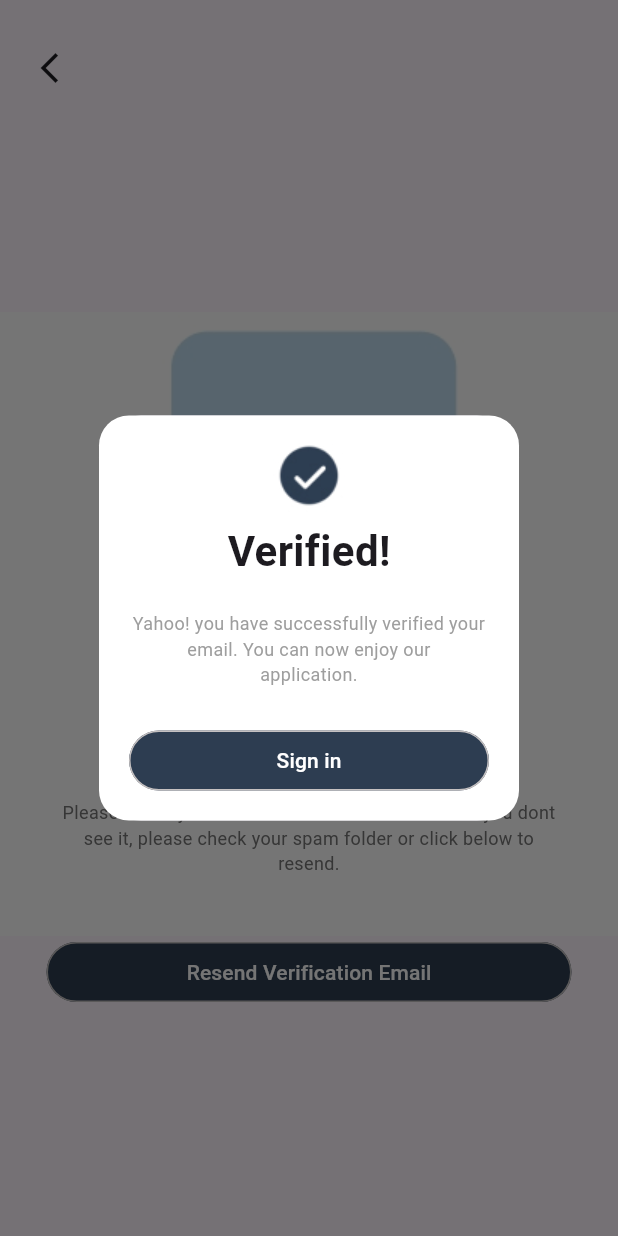
After one commit to abderrahmaneknc/2cpProjectFront, a Flutter app: the EmailVerification screen opened by its route, after a tap on "Resend Verification Email", on a phone screen of 412 x 824 dp. The commit adds this screen. Run offline on Flutter 3.47's test engine with Material 3 defaults, Android fonts, the phone set to English and light mode, and no system bars; our stand-ins replace smooth_page_indicator; missing offline and left inert: dart:ffi.

Commit message:
verified page is done

```diff
--- a/lib/email_verification.dart
+++ b/lib/email_verification.dart
@@ -1,7 +1,7 @@
 import 'package:flutter/material.dart';
 import 'elvButton.dart';
 import 'intropagetemplate.dart';
-import 'verified.dart';
+import 'verifieDialogue.dart';
 
 class EmailVerification extends StatelessWidget {
   const EmailVerification({Key? key}) : super(key: key);
@@ -40,27 +40,18 @@ class EmailVerification extends StatelessWidget {
                 ),
               ),
               Mybuttons(
-                text: 'Resent Verification Email',
+                text: 'Resend Verification Email',
                 color: Color(0xFF2D3D51),
                 logo: false,
                 assets: '',
                 txtcolor: Colors.white,
                 onPressed: () {
-                                       showModalBottomSheet(
+                  showDialog(
                     context: context,
-                    isScrollControlled: false,
                     builder: (BuildContext context) {
-                      return SingleChildScrollView(
-                        child: Container(
-                          padding: EdgeInsets.only(
-                            bottom: MediaQuery.of(context).viewInsets.bottom,
-                          ),
-                          child:   verified(),
-                        ),
-                      );
+                      return VerificationDialog(); // Show the dialog
                     },
                   );
-
                 },
               ),
             ],
--- /dev/null
+++ b/lib/verifieDialogue.dart
@@ -0,0 +1,66 @@
+import 'package:flutter/material.dart';
+
+import 'elvButton.dart';
+
+class VerificationDialog extends StatelessWidget {
+  @override
+  Widget build(BuildContext context) {
+    return Dialog(
+      child: Container(
+        height: 270,
+        width: 230,
+        decoration: BoxDecoration(
+            color: Colors.white, borderRadius: BorderRadius.circular(20)),
+        child: Center(
+          child: Column(
+            children: [
+              Padding(
+                padding:
+                    const EdgeInsets.only(top: 16, right: 111.0, left: 111),
+                child: Image.asset(
+                  'assets/Ok.jpg',
+                  height: 48,
+                  width: 48,
+                ),
+              ),
+              SizedBox(
+                height: 6,
+              ),
+              Text(
+                'Verified!',
+                style: TextStyle(
+                  fontSize: 28.0,
+                  fontWeight: FontWeight.bold,
+                ),
+              ),
+              Padding(
+                padding: const EdgeInsets.only(top: 20, right: 20, left: 20),
+                child: Text(
+                  'Yahoo! you have successfully verified your\nemail. You can now enjoy our \napplication.',
+                  textAlign: TextAlign.center,
+                  style: TextStyle(
+                    fontSize: 12.0,
+                    color: Colors.grey[500],
+                  ),
+                ),
+              ),
+              Spacer(),
+              Padding(
+                padding: const EdgeInsets.only(right: 20, left: 20),
+                child: Mybuttons(
+                  text: 'Sign in',
+                  color: Color(0xFF2D3D51),
+                  logo: false,
+                  assets: '',
+                  txtcolor: Colors.white,
+                  onPressed: () {},
+                ),
+              ),
+              SizedBox(height: 16.0),
+            ],
+          ),
+        ),
+      ),
+    );
+  }
+}
```
